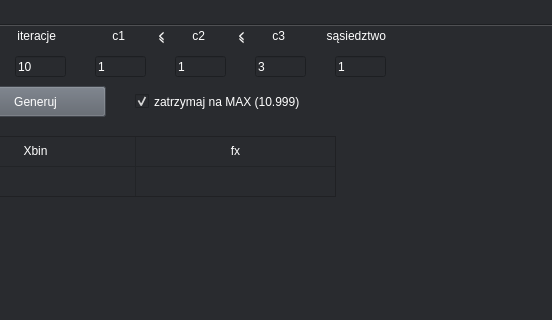
This is gui.ui in bigboyTaysh/particle-swarm as Qt 5 draws it before an edit; both pictures show x 457 to 1009 and y 0 to 320 of the 1009 by 609 pixel window. The edited form follows.
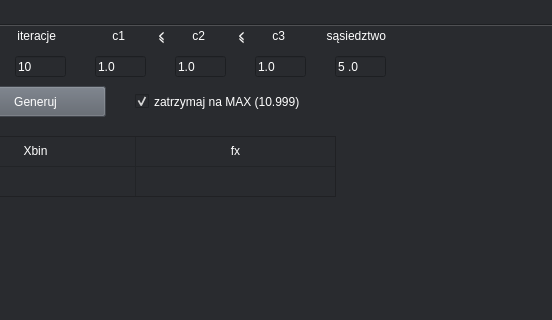
This is the edited form. Custom widgets are drawn as their Qt base class.

```diff
--- a/gui.ui
+++ b/gui.ui
@@ -527,10 +527,10 @@
 color: rgb(255, 255, 255);</string>
       </property>
       <property name="inputMask">
-       <string>99999</string>
+       <string>9.9</string>
       </property>
       <property name="text">
-       <string>1</string>
+       <string>1.0</string>
       </property>
      </widget>
      <widget class="QLabel" name="label_7">
@@ -566,10 +566,10 @@
 color: rgb(255, 255, 255);</string>
       </property>
       <property name="inputMask">
-       <string>99999</string>
+       <string>9.9</string>
       </property>
       <property name="text">
-       <string>1</string>
+       <string>1.0</string>
       </property>
      </widget>
      <widget class="QLabel" name="label_8">
@@ -605,10 +605,10 @@
 color: rgb(255, 255, 255);</string>
       </property>
       <property name="inputMask">
-       <string>99999</string>
+       <string>9.9</string>
       </property>
       <property name="text">
-       <string>3</string>
+       <string>1.0</string>
       </property>
      </widget>
      <widget class="QLabel" name="label_9">
@@ -739,10 +739,10 @@
 color: rgb(255, 255, 255);</string>
       </property>
       <property name="inputMask">
-       <string>99999</string>
+       <string>99.9</string>
       </property>
       <property name="text">
-       <string>1</string>
+       <string>5.0</string>
       </property>
      </widget>
      <widget class="QLabel" name="label_19">
```
